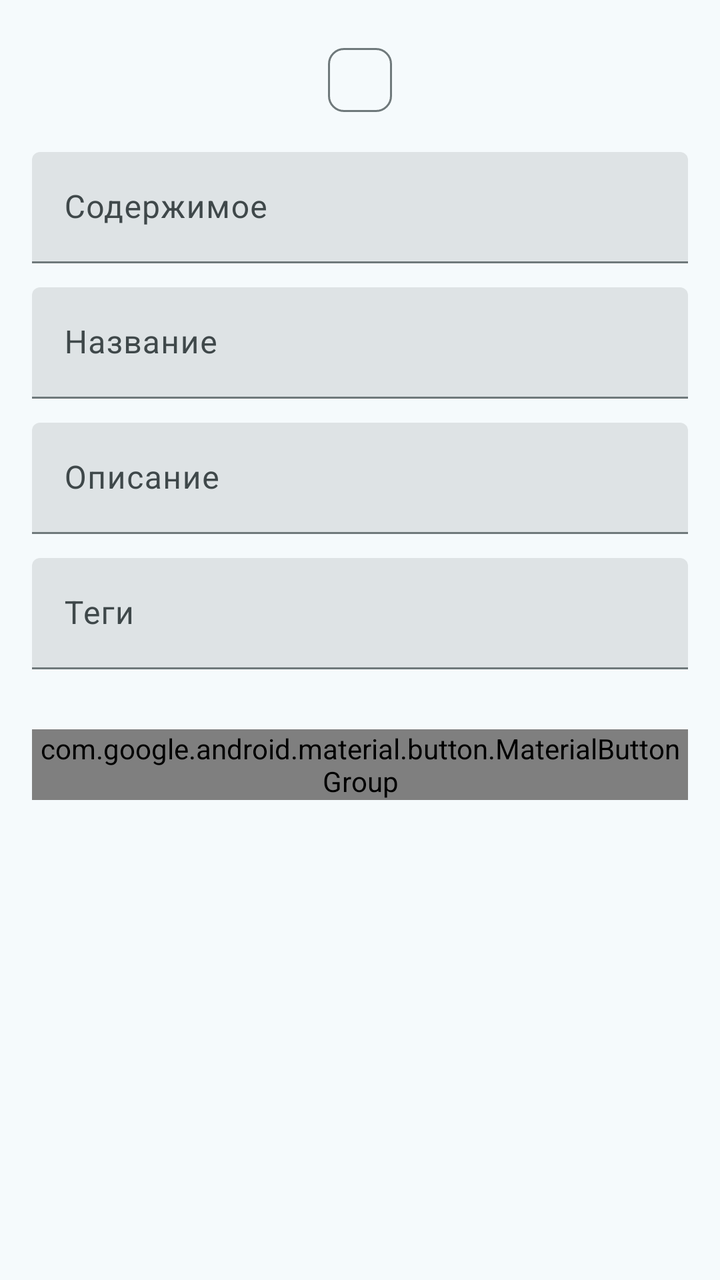
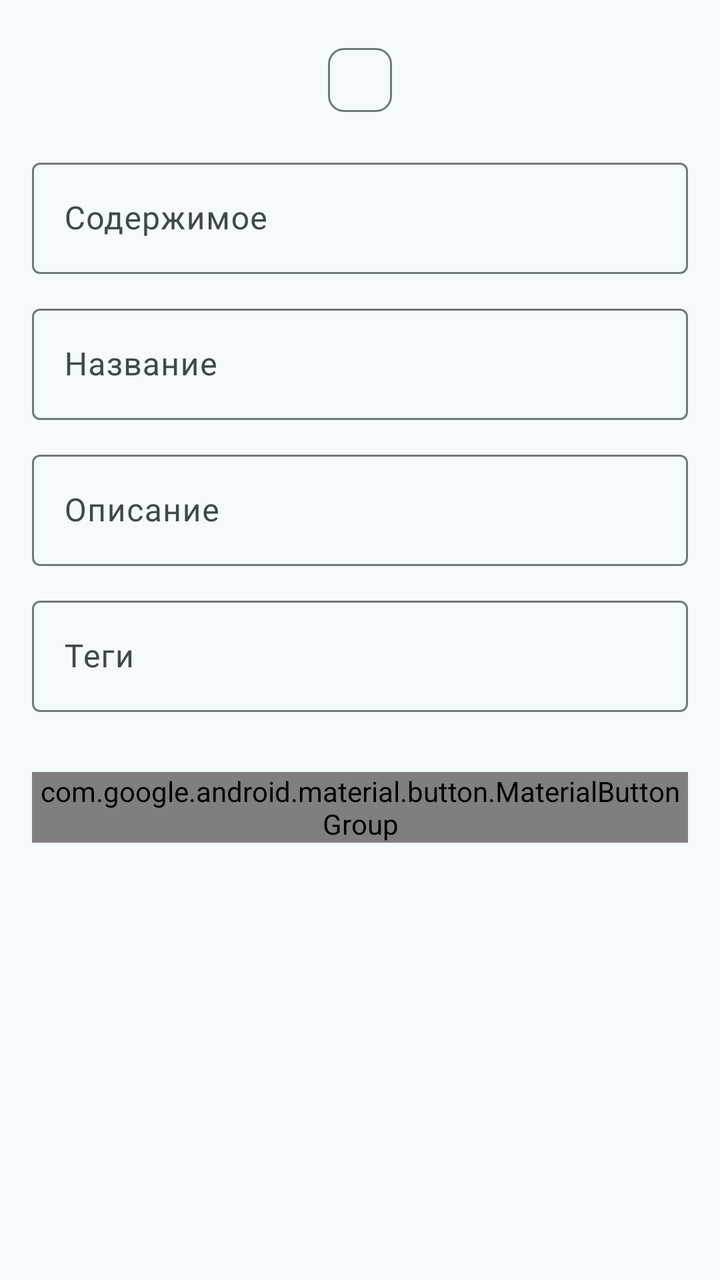

The first picture is an Android layout as it rendered before a commit; the second is the same layout after the commit. The layout source and the unified diff follow.
<!-- AndroidManifest.xml: application theme AppTheme -->
<!-- res/layout/bottomsheet_create_code.xml -->
<?xml version="1.0" encoding="utf-8"?>
<androidx.core.widget.NestedScrollView xmlns:android="http://schemas.android.com/apk/res/android"
    xmlns:app="http://schemas.android.com/apk/res-auto"
    android:layout_width="match_parent"
    android:layout_height="wrap_content"
    android:padding="16dp"
    android:scrollbars="vertical">

    <LinearLayout
        android:layout_width="match_parent"
        android:layout_height="wrap_content"
        android:orientation="vertical">

        <ImageView
            android:id="@+id/preview"
            android:layout_width="wrap_content"
            android:layout_height="wrap_content"
            android:layout_gravity="center"
            />


        <com.google.android.material.chip.Chip
            android:id="@+id/chosenFormat"
            style="@style/Widget.Material3.Chip.Suggestion"
            android:layout_width="wrap_content"
            android:layout_height="wrap_content"
            android:layout_gravity="center"
            android:checkable="false" />


        <com.google.android.material.textfield.TextInputLayout
            style="?attr/textInputFilledStyle"
            android:layout_width="match_parent"
            android:layout_height="wrap_content"
            android:layout_marginTop="12dp"
            android:hint="@string/content">

            <com.google.android.material.textfield.TextInputEditText
                android:id="@+id/contentEdit"
                android:layout_width="match_parent"
                android:layout_height="match_parent"
                android:imeOptions="actionNext"
                android:inputType="text" />
        </com.google.android.material.textfield.TextInputLayout>


        <com.google.android.material.textfield.TextInputLayout
            style="?attr/textInputFilledStyle"
            android:layout_width="match_parent"
            android:layout_height="wrap_content"
            android:layout_marginTop="12dp"
            android:hint="@string/name">

            <com.google.android.material.textfield.TextInputEditText
                android:id="@+id/nameEdit"
                android:imeOptions="actionNext"
                android:inputType="text"
                android:layout_width="match_parent"
                android:layout_height="wrap_content" />
        </com.google.android.material.textfield.TextInputLayout>

        <com.google.android.material.textfield.TextInputLayout
            style="?attr/textInputFilledStyle"
            android:layout_width="match_parent"
            android:layout_height="wrap_content"
            android:layout_marginTop="12dp"
            android:hint="@string/description">

            <com.google.android.material.textfield.TextInputEditText
                android:id="@+id/descriptionEdit"
                android:imeOptions="actionNext"
                android:inputType="text"
                android:layout_width="match_parent"
                android:layout_height="wrap_content" />
        </com.google.android.material.textfield.TextInputLayout>

        <com.google.android.material.textfield.TextInputLayout
            style="?attr/textInputFilledStyle"
            android:layout_width="match_parent"
            android:layout_height="wrap_content"
            android:layout_marginTop="12dp"
            android:hint="@string/tags">

            <com.google.android.material.textfield.TextInputEditText
                android:id="@+id/tagEdit"
                android:imeOptions="actionDone"
                android:inputType="text"
                android:layout_width="match_parent"
                android:layout_height="wrap_content" />
        </com.google.android.material.textfield.TextInputLayout>

        <com.google.android.material.chip.ChipGroup
            android:id="@+id/tagsGroup"
            android:layout_width="match_parent"
            android:layout_height="wrap_content"
            android:layout_marginTop="4dp"
            app:chipSpacingVertical="0dp" />

        <com.google.android.material.button.MaterialButtonGroup
            style="@style/Widget.Material3.MaterialButtonGroup.Connected"
            android:layout_width="match_parent"
            android:layout_height="wrap_content"
            android:layout_marginVertical="26dp">

            <Button
                android:id="@+id/cancel"
                style="?attr/materialButtonOutlinedStyle"
                android:layout_width="0dp"
                android:layout_height="wrap_content"
                android:layout_weight="1"
                android:text="@string/cancel" />

            <Button
                android:id="@+id/save"
                style="@style/Widget.Material3.Button.TonalButton"
                android:layout_width="0dp"
                android:layout_height="wrap_content"
                android:layout_weight="1"
                android:text="@string/save" />


        </com.google.android.material.button.MaterialButtonGroup>
    </LinearLayout>
</androidx.core.widget.NestedScrollView>
<!-- resources referenced by this layout -->
<resources>
  <string name="cancel">Отмена</string>
  <string name="content">Содержимое</string>
  <string name="description">Описание</string>
  <string name="name">Название</string>
  <string name="save">Сохранить</string>
  <string name="tags">Теги</string>
  <color name="md_theme_primary">#006875</color>
  <color name="md_theme_onPrimary">#FFFFFF</color>
  <color name="md_theme_primaryContainer">#9EEFFE</color>
  <color name="md_theme_onPrimaryContainer">#001F24</color>
  <color name="md_theme_secondary">#4A6267</color>
  <color name="md_theme_onSecondary">#FFFFFF</color>
  <color name="md_theme_secondaryContainer">#CDE7ED</color>
  <color name="md_theme_onSecondaryContainer">#051F23</color>
  <color name="md_theme_tertiary">#535D7E</color>
  <color name="md_theme_onTertiary">#FFFFFF</color>
  <color name="md_theme_tertiaryContainer">#DAE1FF</color>
  <color name="md_theme_onTertiaryContainer">#0F1A37</color>
  <color name="md_theme_error">#BA1A1A</color>
  <color name="md_theme_onError">#FFFFFF</color>
  <color name="md_theme_errorContainer">#FFDAD6</color>
  <color name="md_theme_onErrorContainer">#410002</color>
  <color name="md_theme_background">#F5FAFC</color>
  <color name="md_theme_onBackground">#171D1E</color>
  <color name="md_theme_surface">#F5FAFC</color>
  <color name="md_theme_onSurface">#171D1E</color>
  <color name="md_theme_surfaceVariant">#DBE4E6</color>
  <color name="md_theme_onSurfaceVariant">#3F484A</color>
  <color name="md_theme_outline">#6F797B</color>
  <color name="md_theme_outlineVariant">#BFC8CA</color>
  <color name="md_theme_inverseSurface">#2B3133</color>
  <color name="md_theme_inverseOnSurface">#ECF2F3</color>
  <color name="md_theme_inversePrimary">#82D3E2</color>
  <color name="md_theme_primaryFixed">#9EEFFE</color>
  <color name="md_theme_onPrimaryFixed">#001F24</color>
  <color name="md_theme_primaryFixedDim">#82D3E2</color>
  <color name="md_theme_onPrimaryFixedVariant">#004F59</color>
  <color name="md_theme_secondaryFixed">#CDE7ED</color>
  <color name="md_theme_onSecondaryFixed">#051F23</color>
  <color name="md_theme_secondaryFixedDim">#B1CBD0</color>
  <color name="md_theme_onSecondaryFixedVariant">#334B4F</color>
  <color name="md_theme_tertiaryFixed">#DAE1FF</color>
  <color name="md_theme_onTertiaryFixed">#0F1A37</color>
  <color name="md_theme_tertiaryFixedDim">#BBC5EA</color>
  <color name="md_theme_onTertiaryFixedVariant">#3B4665</color>
  <color name="md_theme_surfaceDim">#D5DBDC</color>
  <color name="md_theme_surfaceBright">#F5FAFC</color>
  <color name="md_theme_surfaceContainerLowest">#FFFFFF</color>
  <color name="md_theme_surfaceContainerLow">#EFF5F6</color>
  <color name="md_theme_surfaceContainer">#E9EFF0</color>
  <color name="md_theme_surfaceContainerHigh">#E3E9EA</color>
  <color name="md_theme_surfaceContainerHighest">#DEE3E5</color>
  <!-- unchanged entries left out for length: 1 -->
</resources>

<!-- the commit's change to res/layout/bottomsheet_create_code.xml (unified diff, before → after) -->
@@ -15,8 +15,7 @@
             android:id="@+id/preview"
             android:layout_width="wrap_content"
             android:layout_height="wrap_content"
-            android:layout_gravity="center"
-            />
+            android:layout_gravity="center" />
 
 
         <com.google.android.material.chip.Chip
@@ -29,7 +28,7 @@
 
 
         <com.google.android.material.textfield.TextInputLayout
-            style="?attr/textInputFilledStyle"
+            style="?attr/textInputOutlinedStyle"
             android:layout_width="match_parent"
             android:layout_height="wrap_content"
             android:layout_marginTop="12dp"
@@ -45,7 +44,7 @@
 
 
         <com.google.android.material.textfield.TextInputLayout
-            style="?attr/textInputFilledStyle"
+            style="?attr/textInputOutlinedStyle"
             android:layout_width="match_parent"
             android:layout_height="wrap_content"
             android:layout_marginTop="12dp"
@@ -53,14 +52,14 @@
 
             <com.google.android.material.textfield.TextInputEditText
                 android:id="@+id/nameEdit"
+                android:layout_width="match_parent"
+                android:layout_height="wrap_content"
                 android:imeOptions="actionNext"
-                android:inputType="text"
-                android:layout_width="match_parent"
-                android:layout_height="wrap_content" />
+                android:inputType="text" />
         </com.google.android.material.textfield.TextInputLayout>
 
         <com.google.android.material.textfield.TextInputLayout
-            style="?attr/textInputFilledStyle"
+            style="?attr/textInputOutlinedStyle"
             android:layout_width="match_parent"
             android:layout_height="wrap_content"
             android:layout_marginTop="12dp"
@@ -68,14 +67,14 @@
 
             <com.google.android.material.textfield.TextInputEditText
                 android:id="@+id/descriptionEdit"
+                android:layout_width="match_parent"
+                android:layout_height="wrap_content"
                 android:imeOptions="actionNext"
-                android:inputType="text"
-                android:layout_width="match_parent"
-                android:layout_height="wrap_content" />
+                android:inputType="text" />
         </com.google.android.material.textfield.TextInputLayout>
 
         <com.google.android.material.textfield.TextInputLayout
-            style="?attr/textInputFilledStyle"
+            style="?attr/textInputOutlinedStyle"
             android:layout_width="match_parent"
             android:layout_height="wrap_content"
             android:layout_marginTop="12dp"
@@ -83,10 +82,10 @@
 
             <com.google.android.material.textfield.TextInputEditText
                 android:id="@+id/tagEdit"
+                android:layout_width="match_parent"
+                android:layout_height="wrap_content"
                 android:imeOptions="actionDone"
-                android:inputType="text"
-                android:layout_width="match_parent"
-                android:layout_height="wrap_content" />
+                android:inputType="text" />
         </com.google.android.material.textfield.TextInputLayout>
 
         <com.google.android.material.chip.ChipGroup
